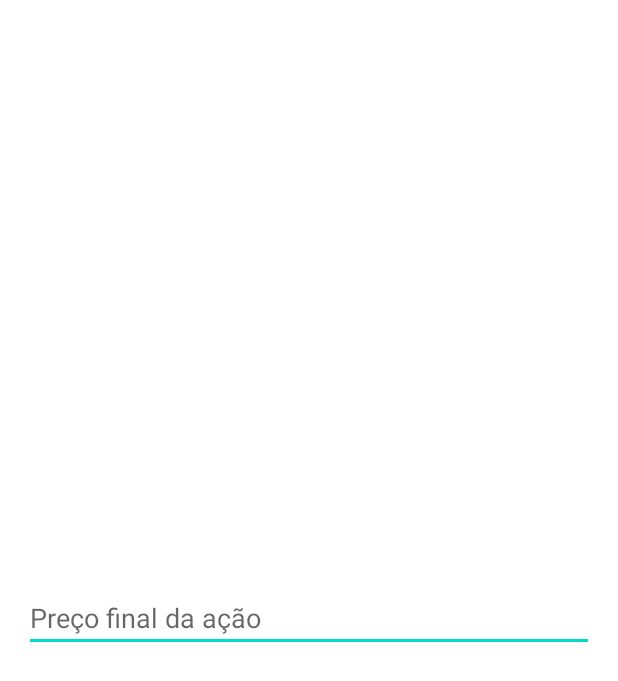
After one commit to BacchoTerra/Finance_tracker, an Android app: the layout dialog_finalize_stock_op.xml on its own in the app's theme, with its tools: preview values and no code run, on a phone screen of 412 x 824 dp. The commit adds this screen. Shown: the top 681 px of the screen. Run offline under Robolectric (Android 15) with nearby library versions, the phone set to English and light mode, and no system bars.

```diff
--- a/app/src/main/java/com/bacchoterra/financetracker/view/StocksActivity.java
+++ b/app/src/main/java/com/bacchoterra/financetracker/view/StocksActivity.java
@@ -36,9 +36,7 @@ public class StocksActivity extends AppCompatActivity {
 
     //ActivityResult code
     public static final int ADD_STOCK = 100;
-    public static final int EDIT_STOCK = 200;
     public static final String ADD_STOCK_KEY = "add_stock_key";
-    public static final String EDIT_STOCK_KEY = "edit_stock_key";
 
     @Override
     protected void onCreate(Bundle savedInstanceState) {
--- /dev/null
+++ b/app/src/main/res/layout/dialog_finalize_stock_op.xml
@@ -0,0 +1,24 @@
+<?xml version="1.0" encoding="utf-8"?>
+<androidx.constraintlayout.widget.ConstraintLayout
+    xmlns:android="http://schemas.android.com/apk/res/android"
+    xmlns:app="http://schemas.android.com/apk/res-auto"
+    xmlns:tools="http://schemas.android.com/tools"
+    android:layout_width="match_parent"
+    android:layout_height="match_parent">
+
+    <EditText
+        android:id="@+id/dialog_finalize_stock_op_editFinalPrice"
+        android:layout_width="0dp"
+        android:layout_height="wrap_content"
+        android:layout_marginStart="16dp"
+        android:layout_marginTop="16dp"
+        android:layout_marginEnd="16dp"
+        android:layout_marginBottom="16dp"
+        android:ems="10"
+        android:inputType="numberDecimal"
+        android:hint="@string/pre_o_final_da_a_o"
+        app:layout_constraintBottom_toBottomOf="parent"
+        app:layout_constraintEnd_toEndOf="parent"
+        app:layout_constraintStart_toStartOf="parent"
+        app:layout_constraintTop_toTopOf="parent" />
+</androidx.constraintlayout.widget.ConstraintLayout>
--- a/app/src/main/res/values/colors.xml
+++ b/app/src/main/res/values/colors.xml
@@ -18,4 +18,9 @@
     <color name="status_bar_color">#000000</color>
     <color name="background_color">#f3f3f3</color>
     <color name="chip_selected">#C0D5FF</color>
+
+    <color name="light_text_color">#757575</color>
+
+    <color name="profit_color">#70EF43</color>
+    <color name="deficit_color">#EF5350</color>
 </resources>
--- a/app/src/main/res/values/strings.xml
+++ b/app/src/main/res/values/strings.xml
@@ -39,4 +39,8 @@
     <string name="cancelar">Cancelar</string>
 
     <string name="delete_stock_dialog_message">Deletar a operação fará com que você não tenha mais acesso às informações dela. Preferivelmente você pode finalizar a operação, deixando o resgistro ainda visível, porém identidficado como finalizado.</string>
+    <string name="pre_o_final_da_a_o">Preço final da ação</string>
+    <string name="indique_o_preco_final_da_acao">Indique o preço final da ação</string>
+    <string name="finalizar">Finalizar</string>
+    <string name="operacao_finalizada">Operação finalizada </string>
 </resources>
```
Also changed, not shown: app/src/main/java/com/bacchoterra/financetracker/adapter/StockAdapter.java (+114 -57 lines), app/src/main/res/layout/row_stock.xml (+26 -2 lines).
